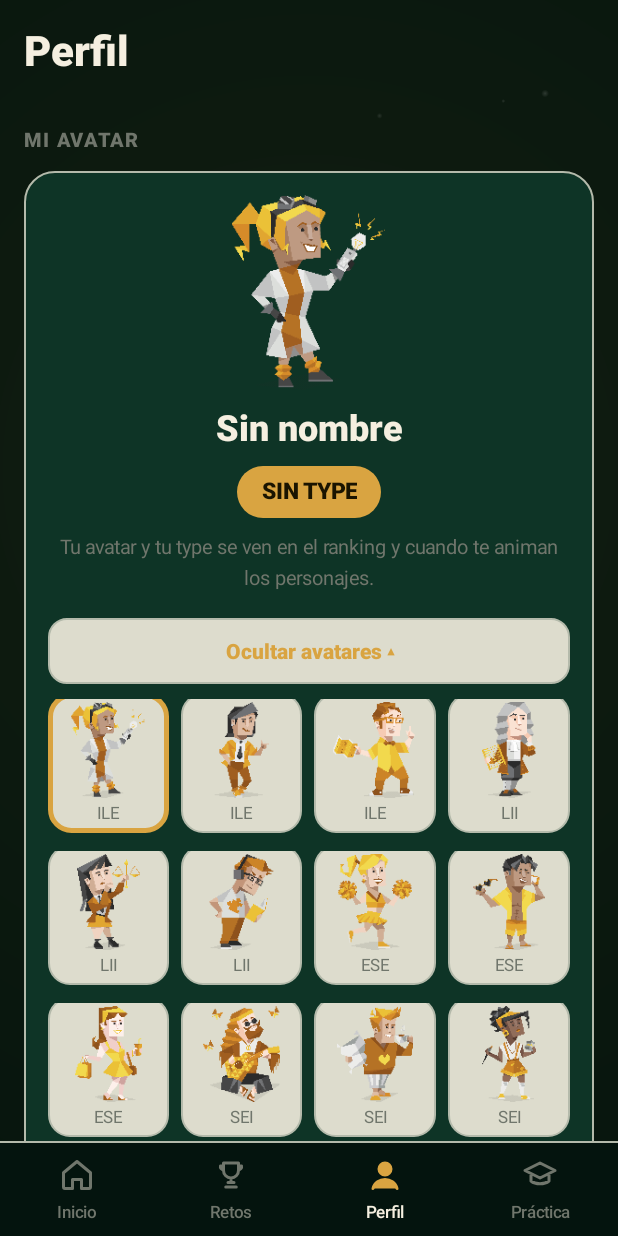
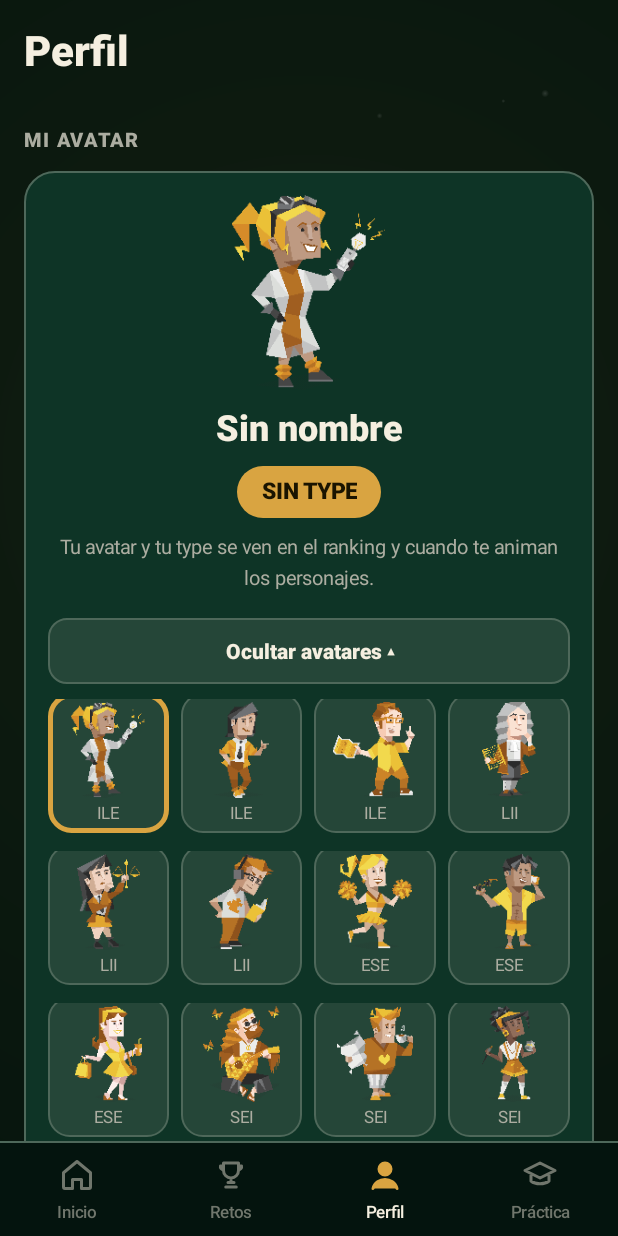
Before and after one commit to ElAntiCristo616/ValhallaSchool, an Android app: the screen it shows after launch (MainActivity), after a tap on "Elige tu personaje · 48 avatares ▾", on a phone screen of 412 x 824 dp. Run offline under Robolectric (Android 15) with nearby library versions, the phone set to English and light mode, and no system bars; pictures from the network do not load; 4 statements that could not run were skipped; 3 other taps on this screen came first.

Commit message:
v1.2.6: icono Sociolingo (opcion 16, zona segura), contraste de Perfil (SURF2/LINE invertidos + chips dorados) y recordatorio diario de racha (WorkManager, 20:00)

```diff
--- a/app/src/main/AndroidManifest.xml
+++ b/app/src/main/AndroidManifest.xml
@@ -2,6 +2,7 @@
 <manifest xmlns:android="http://schemas.android.com/apk/res/android">
     <uses-permission android:name="android.permission.INTERNET" />
     <uses-permission android:name="android.permission.ACCESS_NETWORK_STATE" />
+    <uses-permission android:name="android.permission.POST_NOTIFICATIONS" />
     <application
         android:allowBackup="true"
         android:enableOnBackInvokedCallback="false"
--- a/app/src/main/java/com/valhallaschool/app/LearnTab.java
+++ b/app/src/main/java/com/valhallaschool/app/LearnTab.java
@@ -70,7 +70,7 @@ final class LearnTab extends MainActivity.Tab {
         LinearLayout t = col(c);
         t.setPadding(dp(9), 0, 0, 0);
         t.addView(one(tv(c, value, 20, TEXT, BLACK)));
-        t.addView(one(tv(c, label, 12, MUTED, MEDIUM)), lpm(W, W, 0, 2, 0, 0));
+        t.addView(one(tv(c, label, 12, MUTED2, MEDIUM)), lpm(W, W, 0, 2, 0, 0));
         s.addView(t, lp(0, W, 1));
         return s;
     }
--- a/app/src/main/java/com/valhallaschool/app/MainActivity.java
+++ b/app/src/main/java/com/valhallaschool/app/MainActivity.java
@@ -1,7 +1,9 @@
 package com.valhallaschool.app;
 
+import android.Manifest;
 import android.app.Activity;
 import android.content.Intent;
+import android.content.pm.PackageManager;
 import android.content.res.ColorStateList;
 import android.graphics.Color;
 import android.graphics.Insets;
@@ -97,6 +99,30 @@ public final class MainActivity extends Activity implements Store.Events {
         edgeToEdge();
         go(state != null ? state.getInt("tab", 0) : 0);
         lastDay = Store.today();
+        // v1.2.6 — recordatorio diario de racha (20:00, solo si falta la meta).
+        StreakReminder.createChannel(this);
+        if (S.remind) StreakReminder.schedule(this);
+        if (S.remind) askNotificationPermission();
+    }
+
+    private static final int REQ_NOTIFY = 9001;
+
+    /** Pide el permiso de notificaciones (Android 13+) una sola vez; si lo niega, no se insiste. */
+    void askNotificationPermission() {
+        if (Build.VERSION.SDK_INT < 33) return;
+        if (S.remindAsked) return;
+        S.remindAsked = true;
+        S.save();
+        if (checkSelfPermission(Manifest.permission.POST_NOTIFICATIONS) != PackageManager.PERMISSION_GRANTED) {
+            requestPermissions(new String[]{Manifest.permission.POST_NOTIFICATIONS}, REQ_NOTIFY);
+        }
+    }
+
+    @Override public void onRequestPermissionsResult(int code, String[] perms, int[] grants) {
+        super.onRequestPermissionsResult(code, perms, grants);
+        if (code == REQ_NOTIFY && grants.length > 0 && grants[0] != PackageManager.PERMISSION_GRANTED) {
+            toast("Activa las notificaciones en Ajustes del teléfono si quieres que te avise de tu racha.", false);
+        }
     }
 
     @Override protected void onSaveInstanceState(Bundle out) {
--- a/app/src/main/java/com/valhallaschool/app/ProfileTab.java
+++ b/app/src/main/java/com/valhallaschool/app/ProfileTab.java
@@ -52,7 +52,7 @@ final class ProfileTab extends MainActivity.Tab {
         LinearLayout mc = col(a);
         mc.setPadding(dp(16), 0, 0, 0);
         mc.addView(tv(a, "Nivel " + lv, 22, TEXT, BLACK));
-        mc.addView(tv(a, (xp - base) + " / " + (next - base) + " XP para el nivel " + (lv + 1), 14, MUTED, REG), lpm(M, W, 0, 3, 0, 0));
+        mc.addView(tv(a, (xp - base) + " / " + (next - base) + " XP para el nivel " + (lv + 1), 14, MUTED2, REG), lpm(M, W, 0, 3, 0, 0));
         mc.addView(new Views.Bar(a).set((xp - base) / (float) (next - base), ACCENT), lpm(M, dp(8), 0, 8, 0, 0));
         me.addView(mc, lp(0, W, 1));
         content.addView(me, lpm(M, W, 0, 4, 0, 18));
@@ -61,8 +61,8 @@ final class ProfileTab extends MainActivity.Tab {
 
         LinearLayout lib = box(a);
         LinearLayout lr = row(a);
-        lr.addView(tv(a, "Progreso", 13, MUTED, BOLD), lp(0, W, 1));
-        lr.addView(tv(a, S.read.size() + " / " + Data.N + " ideas", 13, MUTED, BOLD));
+        lr.addView(tv(a, "Progreso", 13, MUTED2, BOLD), lp(0, W, 1));
+        lr.addView(tv(a, S.read.size() + " / " + Data.N + " ideas", 13, MUTED2, BOLD));
         lib.addView(lr);
         lib.addView(new Views.Bar(a).set(S.read.size() / (float) Data.N, GREEN), lpm(M, dp(14), 0, 10, 0, 0));
         content.addView(lib, lpm(M, W, 0, 0, 0, 12));
@@ -93,7 +93,7 @@ final class ProfileTab extends MainActivity.Tab {
             row.setPadding(0, dp(6), 0, dp(6));
             row.addView(one(tv(a, Data.catName[c], 14, TEXT, MEDIUM)), lp(dp(122), W));
             row.addView(new Views.Bar(a).set(r / (float) tot, Data.catColor[c]), lp(0, dp(6), 1));
-            TextView n = tv(a, r + "/" + tot, 12, MUTED, REG);
+            TextView n = tv(a, r + "/" + tot, 12, MUTED2, REG);
             n.setGravity(Gravity.END);
             row.addView(n, lp(dp(56), W));
             topics.addView(row);
@@ -117,10 +117,10 @@ final class ProfileTab extends MainActivity.Tab {
                 TextView ic = tv(a, ac[1], 30, TEXT, REG);
                 ic.setAlpha(on ? 1f : 0.25f);
                 bd.addView(ic);
-                TextView nm = tv(a, ac[2], 12, on ? TEXT : MUTED, BLACK);
+                TextView nm = tv(a, ac[2], 12, on ? TEXT : MUTED2, BLACK);
                 nm.setGravity(Gravity.CENTER);
                 bd.addView(nm, lpm(W, W, 0, 6, 0, 0));
-                TextView ds = tv(a, ac[3], 11, MUTED, REG);
+                TextView ds = tv(a, ac[3], 11, MUTED2, REG);
                 ds.setGravity(Gravity.CENTER);
                 bd.addView(ds, lpm(W, W, 0, 2, 0, 0));
                 r.addView(bd, p);
@@ -134,6 +134,14 @@ final class ProfileTab extends MainActivity.Tab {
         setting("Meta diaria", seg(a, Store.GOAL_NAMES, gi, i -> { S.setGoal(Store.GOALS[i]); a.changed(); a.dirty(); }));
         setting("Tema", themeButton());
         setting("Sonidos", seg(a, new String[]{"Sí", "No"}, S.sound ? 0 : 1, i -> { S.sound = i == 0; S.save(); }));
+        // v1.2.6 — recordatorio diario de racha (20:00, solo si la meta no está cumplida).
+        setting("Recordatorio de racha", seg(a, new String[]{"Sí", "No"}, S.remind ? 0 : 1, i -> {
+            S.remind = i == 0;
+            S.save();
+            if (S.remind) { StreakReminder.schedule(a); S.remindAsked = false; S.save(); a.askNotificationPermission(); }
+            else StreakReminder.cancel(a);
+            a.changed(); a.dirty();
+        }));
         content.addView(link("Exportar respaldo", BLUE, v -> a.exportBackup()), lpm(M, W, 0, 10, 0, 0));
         content.addView(link("Importar respaldo", BLUE, v -> a.importBackup()));
         content.addView(link("Borrar todo el progreso", RED, v -> a.ask("¿Borrar todo?",
@@ -144,7 +152,7 @@ final class ProfileTab extends MainActivity.Tab {
         content.addView(section(a, "Créditos"));
         LinearLayout cr = box(a);
         cr.addView(tv(a, "Avatares de los 16 tipos sociónicos por Binky (@binkybee_art)", 14, TEXT, REG));
-        TextView cr2 = tv(a, "Uso libre con su permiso. ¿Hiciste algo con ellos? Escríbele: binkybeemail@gmail.com", 13, MUTED, REG);
+        TextView cr2 = tv(a, "Uso libre con su permiso. ¿Hiciste algo con ellos? Escríbele: binkybeemail@gmail.com", 13, MUTED2, REG);
         cr2.setLineSpacing(0, 1.3f);
         cr.addView(cr2, lpm(M, W, 0, 6, 0, 0));
         content.addView(cr);
@@ -178,16 +186,19 @@ final class ProfileTab extends MainActivity.Tab {
 
         TextView pill = tv(a, S.myType.isEmpty() ? "SIN TYPE" : S.myType + " · Mi type", 15, ACCENT_INK, BLACK);
         pill.setGravity(Gravity.CENTER);
-        pill.setBackground(round(ACCENT, 20));
+        // v1.2.6 — dorado fijo + tinta oscura: 8.2:1 en los 16 temas.
+        pill.setBackground(round(GOLD, 20));
         pill.setPadding(dp(16), dp(6), dp(16), dp(8));
         card.addView(pill, lpm(W, W, 0, 10, 0, 0));
 
-        TextView sub = tv(a, "Tu avatar y tu type se ven en el ranking y cuando te animan los personajes.", 13, MUTED, REG);
+        TextView sub = tv(a, "Tu avatar y tu type se ven en el ranking y cuando te animan los personajes.", 13, MUTED2, REG);
         sub.setGravity(Gravity.CENTER);
         sub.setLineSpacing(0, 1.3f);
         card.addView(sub, lpm(M, W, 0, 10, 0, 0));
 
-        TextView toggle = tv(a, avatarsOpen ? "Ocultar avatares ▴" : "Elige tu personaje · 48 avatares ▾", 14, ACCENT, BLACK);
+        // v1.2.6 — texto del botón en TEXT (el acento del tema sobre SURF2
+        // quedaba en 3.1:1 en Océano/Lluvia; TEXT da ≥8.9:1 en los 16 temas).
+        TextView toggle = tv(a, avatarsOpen ? "Ocultar avatares ▴" : "Elige tu personaje · 48 avatares ▾", 14, TEXT, BLACK);
         toggle.setGravity(Gravity.CENTER);
         toggle.setBackground(round(SURF2, 12, LINE, 1));
         toggle.setPadding(dp(14), dp(12), dp(14), dp(12));
@@ -212,7 +223,7 @@ final class ProfileTab extends MainActivity.Tab {
                     th.setScaleType(ImageView.ScaleType.FIT_CENTER);
                 }
                 cell.addView(th, lp(M, dp(64)));
-                TextView tl = tv(a, Avatars.FILES[idx].substring(0, 3), 11, MUTED, REG);
+                TextView tl = tv(a, Avatars.FILES[idx].substring(0, 3), 11, MUTED2, REG);
                 tl.setGravity(Gravity.CENTER);
                 cell.addView(tl, lpm(M, W, 0, 2, 0, 0));
                 final int fi = idx;
@@ -226,16 +237,20 @@ final class ProfileTab extends MainActivity.Tab {
         }
         } // fin del desplegable de avatares
 
-        TextView tl2 = tv(a, "Tu type", 13, MUTED, REG);
+        TextView tl2 = tv(a, "Tu type", 13, MUTED2, REG);
         card.addView(tl2, lpm(M, W, 0, 10, 0, 10));
         for (int r = 0; r < 4; r++) {
             LinearLayout row = row(a);
             for (int c = 0; c < 4; c++) {
                 String t = TYPE_ORDER[r * 4 + c];
                 boolean sel = t.equals(S.myType);
-                TextView chip = tv(a, t, 14, sel ? ACCENT_INK : TEXT, BLACK);
+                // v1.2.6 — chips de type legibles en los 16 temas: sin seleccionar,
+                // texto DORADO sobre superficie oscura (≥4.0:1); seleccionado,
+                // fondo dorado con tinta oscura (8.2:1). Antes era texto blanco
+                // sobre píldora casi blanca (1.2:1, no se leía nada).
+                TextView chip = tv(a, t, 14, sel ? ACCENT_INK : GOLD_TXT, BLACK);
                 chip.setGravity(Gravity.CENTER);
-                chip.setBackground(sel ? round(ACCENT, 20) : round(SURF2, 20, LINE, 1));
+                chip.setBackground(sel ? round(GOLD, 20) : round(SURF2, 20, LINE, 1));
                 chip.setPadding(dp(10), dp(10), dp(10), dp(10));
                 final String ft = t;
                 chip.setOnClickListener(v -> { S.myType = ft; S.save(); refresh(); });
@@ -247,11 +262,11 @@ final class ProfileTab extends MainActivity.Tab {
             card.addView(row, lp(M, W));
         }
 
-        TextView nl = tv(a, "Nickname", 13, MUTED, REG);
+        TextView nl = tv(a, "Nickname", 13, MUTED2, REG);
         card.addView(nl, lpm(M, W, 0, 10, 0, 6));
         EditText ne = new EditText(a);
         ne.setHint("Sin nombre");
-        ne.setHintTextColor(MUTED);
+        ne.setHintTextColor(MUTED2);
         ne.setTextColor(TEXT);
         ne.setTextSize(16);
         ne.setSingleLine(true);
@@ -280,13 +295,13 @@ final class ProfileTab extends MainActivity.Tab {
             SupabaseAuth.Session s = SupabaseAuth.INSTANCE.currentSession();
             String email = s != null && s.getEmail() != null ? s.getEmail() : "Conectado";
             box.addView(tv(a, email, 16, TEXT, BLACK));
-            box.addView(tv(a, "Tu progreso se guarda en la nube.", 13, MUTED, REG), lpm(M, W, 0, 4, 0, 10));
+            box.addView(tv(a, "Tu progreso se guarda en la nube.", 13, MUTED2, REG), lpm(M, W, 0, 4, 0, 10));
             box.addView(link("Cerrar sesión", RED, v -> { SupabaseAuth.INSTANCE.signOut(); refresh(); }));
             content.addView(box, lpm(M, W, 0, 0, 0, 12));
         } else {
             EditText em = new EditText(a);
             em.setHint("Correo");
-            em.setHintTextColor(MUTED);
+            em.setHintTextColor(MUTED2);
             em.setTextColor(TEXT);
             em.setTextSize(16);
             em.setSingleLine(true);
@@ -295,7 +310,7 @@ final class ProfileTab extends MainActivity.Tab {
             box.addView(em, lp(M, W));
             EditText pw = new EditText(a);
             pw.setHint("Contraseña (mín. 6 caracteres)");
-            pw.setHintTextColor(MUTED);
+            pw.setHintTextColor(MUTED2);
             pw.setTextColor(TEXT);
             pw.setTextSize(16);
             pw.setSingleLine(true);
@@ -303,7 +318,7 @@ final class ProfileTab extends MainActivity.Tab {
             pw.setBackground(round(SURF2, 12, LINE, 1));
             pw.setPadding(dp(14), dp(12), dp(14), dp(12));
             box.addView(pw, lpm(M, W, 0, 10, 0, 0));
-            TextView st = tv(a, "Crea tu cuenta o entra: tu progreso se guarda en la nube.", 13, MUTED, REG);
+            TextView st = tv(a, "Crea tu cuenta o entra: tu progreso se guarda en la nube.", 13, MUTED2, REG);
             box.addView(st, lpm(M, W, 0, 10, 0, 10));
             LinearLayout bs = row(a);
             bs.addView(btn(a, "Crear cuenta", B_YELLOW, v -> authGo(em.getText().toString().trim(), pw.getText().toString(), true, st)), lp(0, W, 1));
@@ -324,7 +339,7 @@ final class ProfileTab extends MainActivity.Tab {
         content.addView(section(a, "Ranking"));
         LinearLayout box = box(a);
         box.addView(tv(a, "Sin cuenta no hay ranking.", 16, TEXT, BLACK));
-        TextView t = tv(a, "Tu progreso se guarda en este teléfono, pero el ranking y la nube necesitan cuenta. Crea tu cuenta o entra para que tu XP aparezca en el ranking.", 13, MUTED, REG);
+        TextView t = tv(a, "Tu progreso se guarda en este teléfono, pero el ranking y la nube necesitan cuenta. Crea tu cuenta o entra para que tu XP aparezca en el ranking.", 13, MUTED2, REG);
         t.setLineSpacing(0, 1.3f);
         box.addView(t, lpm(M, W, 0, 6, 0, 10));
         box.addView(btn(a, "Crear cuenta o entrar", B_YELLOW, v -> sc.post(() -> sc.smoothScrollTo(0, accountBox.getTop()))), lp(M, W));
@@ -338,7 +353,7 @@ final class ProfileTab extends MainActivity.Tab {
             return;
         }
         st.setText("Conectando…");
-        st.setTextColor(MUTED);
+        st.setTextColor(MUTED2);
         Callback<SupabaseAuth.Session> cb = (session, err) -> {
             a.runOnUiThread(() -> {
                 if (err == null) {
@@ -364,13 +379,13 @@ final class ProfileTab extends MainActivity.Tab {
     private void rankingBox() {
         content.addView(section(a, "Ranking"));
         LinearLayout box = box(a);
-        box.addView(tv(a, "Cargando ranking…", 14, MUTED, REG));
+        box.addView(tv(a, "Cargando ranking…", 14, MUTED2, REG));
         content.addView(box, lpm(M, W, 0, 0, 0, 12));
         GameProgressSync.INSTANCE.fetchLeaderboard(10, (list, err) -> {
             a.runOnUiThread(() -> {
                 box.removeAllViews();
                 if (err != null || list == null || list.isEmpty()) {
-                    box.addView(tv(a, "Aún no hay ranking. ¡Sé el primero!", 14, MUTED, REG));
+                    box.addView(tv(a, "Aún no hay ranking. ¡Sé el primero!", 14, MUTED2, REG));
                     return;
                 }
                 int i = 1;
@@ -380,7 +395,7 @@ final class ProfileTab extends MainActivity.Tab {
                     LinearLayout r = row(a);
                     r.addView(tv(a, "#" + i, 14, ACCENT, BLACK), lp(dp(36), W));
                     r.addView(one(tv(a, name, 14, TEXT, MEDIUM)), lp(0, W, 1));
-                    r.addView(tv(a, e.getTotalXp() + " XP · Nv " + e.getLevel(), 13, MUTED, REG));
+                    r.addView(tv(a, e.getTotalXp() + " XP · Nv " + e.getLevel(), 13, MUTED2, REG));
                     box.addView(r, lpm(M, W, 0, 6, 0, 6));
                     i++;
                 }
@@ -403,7 +418,7 @@ final class ProfileTab extends MainActivity.Tab {
             View bar = new View(a);
             bar.setBackground(round(S.met.contains(d) ? GREEN : v > 0 ? ACCENT : LINE, 5));
             c.addView(bar, lp(dp(26), Math.max(dp(4), Math.round(dp(100) * v / (float) mx))));
-            c.addView(tv(a, LocalDate.ofEpochDay(d).getDayOfWeek().getDisplayName(TextStyle.NARROW, Locale.getDefault()), 11, MUTED, BOLD), lpm(W, W, 0, 6, 0, 0));
+            c.addView(tv(a, LocalDate.ofEpochDay(d).getDayOfWeek().getDisplayName(TextStyle.NARROW, Locale.getDefault()), 11, MUTED2, BOLD), lpm(W, W, 0, 6, 0, 0));
             r.addView(c, lp(0, dp(136), 1));
         }
         b.addView(r, lp(M, W));
@@ -423,7 +438,7 @@ final class ProfileTab extends MainActivity.Tab {
         TextView nm = tv(a, Ui.themeName(S.theme), 16, TEXT, MEDIUM);
         nm.setPadding(dp(14), 0, 0, 0);
         r.addView(nm, lp(0, W, 1));
-        r.addView(tv(a, "▾", 18, MUTED, BOLD));
+        r.addView(tv(a, "▾", 18, MUTED2, BOLD));
         b.addView(r);
         ripple(b, true);
         b.setOnClickListener(v -> a.showThemePicker());
--- a/app/src/main/java/com/valhallaschool/app/Store.java
+++ b/app/src/main/java/com/valhallaschool/app/Store.java
@@ -51,6 +51,8 @@ final class Store {
     int gems = 0;
     long seed;
     boolean dark = true, sound = true;
+    /** Recordatorio diario de racha (v1.2.6): aviso a las 20:00 si la meta no está cumplida. */
+    boolean remind = true, remindAsked = false;
     /** Id del tema activo (ver Ui.THEME_IDS). Navidad por defecto. */
     String theme = "navidad";
 
@@ -125,6 +127,7 @@ final class Store {
         return o.put("srs", s).put("xp", x).put("met", m).put("lessons", l).put("ach", a)
                 .put("qa", qa).put("qc", qc).put("perfect", perfect).put("goal", goal).put("best", best)
                 .put("cat", cat).put("seed", seed).put("theme", theme).put("sound", sound ? 1 : 0)
+                .put("remind", remind ? 1 : 0).put("remindAsked", remindAsked ? 1 : 0)
                 .put("gems", gems).put("frozen", fr)
                 .put("pBits", pBits).put("pCorrect", pCorrect).put("pTotal", pTotal)
                 .put("pStreak", pStreak).put("pBest", pBest).put("pLevels", pLevels).put("pQuad", pq)
@@ -165,6 +168,8 @@ final class Store {
         else theme = "navidad"; // "dark" viejo y cualquier valor desconocido
         dark = !"claro".equals(theme);
         sound = o.optInt("sound", 1) != 0;
+        remind = o.optInt("remind", 1) != 0;
+        remindAsked = o.optInt("remindAsked", 0) != 0;
         pBits = o.optLong("pBits");
         pCorrect = o.optInt("pCorrect"); pTotal = o.optInt("pTotal");
         pStreak = o.optInt("pStreak"); pBest = o.optInt("pBest"); pLevels = o.optInt("pLevels");
--- /dev/null
+++ b/app/src/main/java/com/valhallaschool/app/StreakReminder.java
@@ -0,0 +1,95 @@
+package com.valhallaschool.app;
+
+import android.app.NotificationChannel;
+import android.app.NotificationManager;
+import android.app.PendingIntent;
+import android.content.Context;
+import android.content.Intent;
+import android.content.pm.PackageManager;
+import android.os.Build;
+
+import androidx.core.app.NotificationCompat;
+import androidx.core.app.NotificationManagerCompat;
+import androidx.core.content.ContextCompat;
+import androidx.work.ExistingPeriodicWorkPolicy;
+import androidx.work.PeriodicWorkRequest;
+import androidx.work.WorkManager;
+
+import java.time.Duration;
+import java.time.LocalDateTime;
+import java.util.concurrent.TimeUnit;
+
+/**
+ * Recordatorio diario LOCAL de la racha (v1.2.6): cada día a las 20:00 hora local,
+ * solo si la meta diaria todavía no está cumplida, avisa con una notificación
+ * en el tono sarcástico de la app. Sin servidor, sin FCM: WorkManager.
+ * Se apaga/enciende con el interruptor de Perfil → Ajustes → «Recordatorio de racha».
+ */
+final class StreakReminder {
+    static final String CHANNEL_ID = "streak_reminder";
+    static final String WORK_NAME = "streak_reminder";
+    private static final int NOTIF_ID = 1001;
+
+    private StreakReminder() {}
+
+    /** Canal propio de notificaciones («Recordatorio de racha»). */
+    static void createChannel(Context c) {
+        if (Build.VERSION.SDK_INT < 26) return;
+        NotificationManager nm = (NotificationManager) c.getSystemService(Context.NOTIFICATION_SERVICE);
+        if (nm == null || nm.getNotificationChannel(CHANNEL_ID) != null) return;
+        NotificationChannel ch = new NotificationChannel(CHANNEL_ID, "Recordatorio de racha",
+                NotificationManager.IMPORTANCE_DEFAULT);
+        ch.setDescription("Te avisa a las 20:00 si tu meta diaria sigue sin cumplirse.");
+        nm.createNotificationChannel(ch);
+    }
+
+    /** Programa el aviso diario (~20:00, con una ventana de 15 min). */
+    static void schedule(Context c) {
+        LocalDateTime now = LocalDateTime.now();
+        LocalDateTime next = now.withHour(20).withMinute(0).withSecond(0).withNano(0);
+        if (!next.isAfter(now)) next = next.plusDays(1);
+        long delayMin = Math.max(1, Duration.between(now, next).toMinutes());
+        PeriodicWorkRequest req = new PeriodicWorkRequest.Builder(
+                StreakReminderWorker.class, 24, TimeUnit.HOURS, 15, TimeUnit.MINUTES)
+                .setInitialDelay(delayMin, TimeUnit.MINUTES)
+                .build();
+        WorkManager.getInstance(c).enqueueUniquePeriodicWork(
+                WORK_NAME, ExistingPeriodicWorkPolicy.UPDATE, req);
+    }
+
+    /** Cancela el aviso diario (al apagar el interruptor). */
+    static void cancel(Context c) {
+        WorkManager.getInstance(c).cancelUniqueWork(WORK_NAME);
+    }
+
+    /** ¿La meta diaria ya está cumplida hoy? */
+    static boolean goalMetToday(Store s) {
+        int today = Store.today();
+        return s.met.contains(today) || s.xpOn(today) >= s.goal;
+    }
+
+    /** Muestra la notificación (tocarla abre la app). Silenciosa si no hay permiso. */
+    static void notify(Context c, String text) {
+        createChannel(c);
+        if (Build.VERSION.SDK_INT >= 33
+                && ContextCompat.checkSelfPermission(c, android.Manifest.permission.POST_NOTIFICATIONS)
+                != PackageManager.PERMISSION_GRANTED) return;
+        Intent i = new Intent(c, MainActivity.class);
+        i.setFlags(Intent.FLAG_ACTIVITY_NEW_TASK | Intent.FLAG_ACTIVITY_CLEAR_TOP);
+        PendingIntent pi = PendingIntent.getActivity(c, 0, i,
+                PendingIntent.FLAG_UPDATE_CURRENT | PendingIntent.FLAG_IMMUTABLE);
+        try {
+            NotificationManagerCompat.from(c).notify(NOTIF_ID, new NotificationCompat.Builder(c, CHANNEL_ID)
+                    .setSmallIcon(R.drawable.ic_trophy)
+                    .setContentTitle("Valhalla School")
+                    .setContentText(text)
+                    .setStyle(new NotificationCompat.BigTextStyle().bigText(text))
+                    .setPriority(NotificationCompat.PRIORITY_DEFAULT)
+                    .setContentIntent(pi)
+                    .setAutoCancel(true)
+                    .build());
+        } catch (Exception ignored) {
+            // Sin permiso o canal bloqueado: no se muestra nada, no se rompe nada.
+        }
+    }
+}
--- a/app/src/main/java/com/valhallaschool/app/Ui.java
+++ b/app/src/main/java/com/valhallaschool/app/Ui.java
@@ -26,8 +26,10 @@ final class Ui {
     static final int M = ViewGroup.LayoutParams.MATCH_PARENT, W = ViewGroup.LayoutParams.WRAP_CONTENT;
     static float density;
     static boolean dark;
-    static int BG, SURF, SURF2, LINE, TEXT, MUTED, ACCENT, SECONDARY;
+    static int BG, SURF, SURF2, LINE, TEXT, MUTED, MUTED2, ACCENT, SECONDARY, GOLD_TXT;
     static final int ACCENT_INK = 0xff1a1400, GREEN = 0xff58cc02, GREEN_D = 0xff46a302, RED = 0xffff4b4b, RED_D = 0xffd93838, BLUE = 0xff2aa198;
+    /** Dorado fijo de la marca (chips de type, píldora de type). En el tema claro se usa el dorado oscuro. */
+    static final int GOLD = 0xffd9a441, GOLD_DARK = 0xff8a6d1b;
     static Typeface BLACK, BOLD, MEDIUM, REG, SERIF_B;
 
     /* ---------------- temas (16) ---------------- */
@@ -86,10 +88,19 @@ final class Ui {
         SERIF_B = Typeface.create(Typeface.SERIF, Typeface.BOLD);
         int[] pal = THEME_PAL[themeIndex(themeId)];
         BG = pal[0]; SURF = pal[1]; ACCENT = pal[2]; SECONDARY = pal[3]; TEXT = pal[4];
-        SURF2 = mix(SURF, TEXT, 0.10f);
-        LINE = mix(SURF, TEXT, 0.28f);
+        // v1.2.6 — los pesos estaban invertidos (SURF2 salía 90% texto: píldoras
+        // casi blancas con texto blanco, contraste 1.2:1). Ahora SURF2 es la
+        // superficie apenas aclarada hacia el texto y LINE un borde visible.
+        SURF2 = mix(SURF, TEXT, 0.90f);
+        LINE = mix(SURF, TEXT, 0.72f);
         MUTED = mix(TEXT, BG, 0.45f);
+        // v1.2.6 — texto secundario BRILLANTE (contraste ≥4.5:1 en los 16 temas):
+        // etiquetas y textos secundarios de Perfil lo usan en vez de MUTED.
+        MUTED2 = mix(TEXT, BG, 0.70f);
         dark = !THEME_IDS[themeIndex(themeId)].equals("claro");
+        // Texto dorado de los chips de type: dorado vivo en temas oscuros,
+        // dorado oscuro del tema en Claro (el dorado vivo no se lee sobre claro).
+        GOLD_TXT = dark ? GOLD : GOLD_DARK;
     }
 
     @Deprecated
@@ -257,7 +268,7 @@ final class Ui {
 
     /* ---------------- section header ---------------- */
     static TextView section(Context c, String s) {
-        TextView t = tv(c, s.toUpperCase(Locale.ROOT), 13, MUTED, BLACK);
+        TextView t = tv(c, s.toUpperCase(Locale.ROOT), 13, MUTED2, BLACK);
         t.setLetterSpacing(0.08f);
         t.setPadding(0, dp(22), 0, dp(12));
         return t;
@@ -313,7 +324,7 @@ final class Ui {
 
     private static void chipStyle(TextView t, boolean on) {
         t.setBackground(on ? round(TEXT, 17) : round(0, 17, LINE, 1));
-        t.setTextColor(on ? BG : MUTED);
+        t.setTextColor(on ? BG : MUTED2);
     }
 
     /* ---------------- segmented control ---------------- */
@@ -340,6 +351,6 @@ final class Ui {
 
     private static void segStyle(TextView t, boolean on) {
         t.setBackground(on ? round(SURF, 10) : null);
-        t.setTextColor(on ? TEXT : MUTED);
+        t.setTextColor(on ? TEXT : MUTED2);
     }
 }
```
Also changed, not shown: app/build.gradle (+5 -2 lines), app/src/main/java/com/valhallaschool/app/StreakReminderWorker.java (added, +33 -0 lines), app/src/main/res/drawable/ic_launcher_fg.png.
